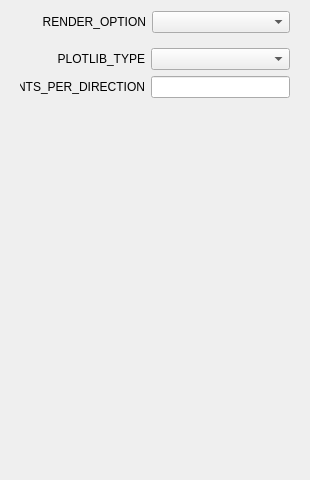
First picture: the form in assets/ui/TaskPanelExportOptionsProperties.ui, repository juliolopeztorres/first-order-fem, before the edit.
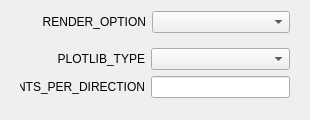
Second picture: the form after the edit.

Commit message: feat: Add report `Widget` and update translations

```diff
--- a/assets/ui/TaskPanelExportOptionsProperties.ui
+++ b/assets/ui/TaskPanelExportOptionsProperties.ui
@@ -7,13 +7,13 @@
     <x>0</x>
     <y>0</y>
     <width>310</width>
-    <height>480</height>
+    <height>120</height>
    </rect>
   </property>
   <property name="minimumSize">
    <size>
     <width>310</width>
-    <height>480</height>
+    <height>120</height>
    </size>
   </property>
   <property name="windowTitle">
```
The commit also changes 6 other files.
